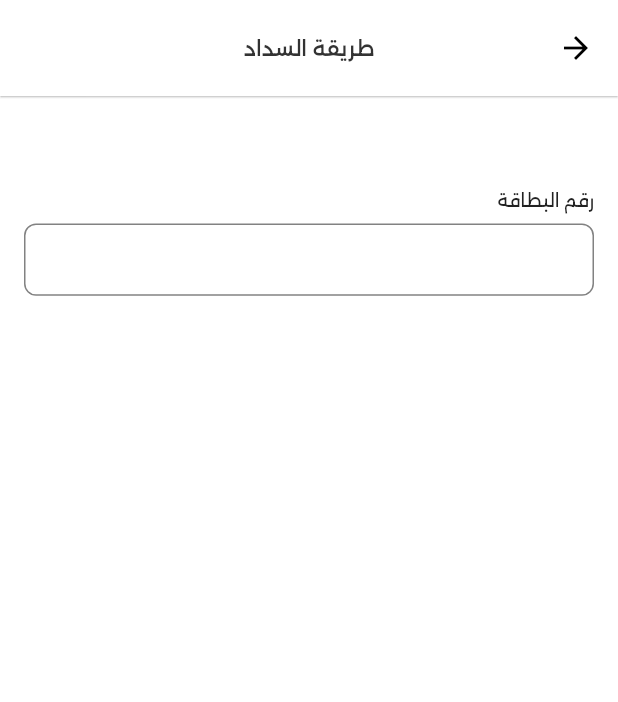
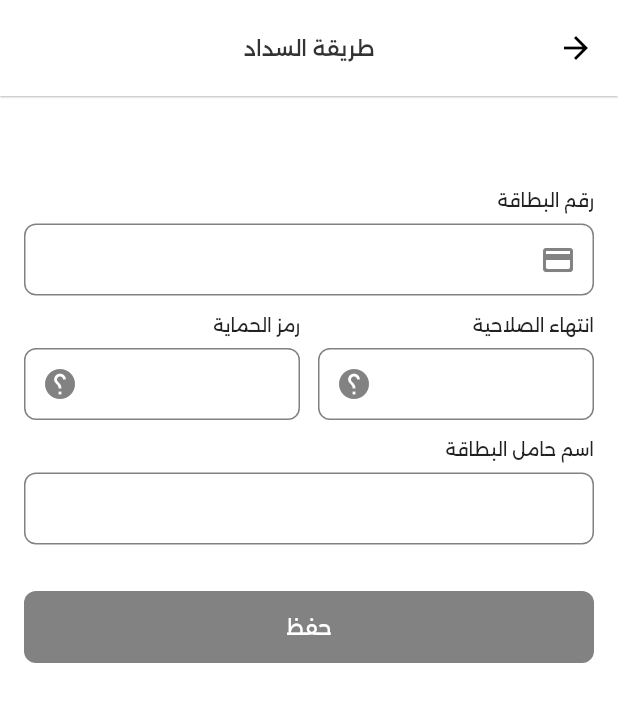
Before and after one commit to abdelstarMo66/magdsoft_task, a Flutter app: the AddCardScreen screen opened by its route, on a phone screen of 412 x 824 dp. Shown: the top 702 px of the screen. Run offline on Flutter 3.47's test engine with Material 2 defaults, Android fonts, the phone set to English and light mode, and no system bars; our stand-ins replace flutter_svg, font_awesome_flutter; network calls fail.

Commit message:
task done v1

```diff
--- a/lib/presentation/screens/widgets/add_card.dart
+++ b/lib/presentation/screens/widgets/add_card.dart
@@ -1,4 +1,5 @@
 import 'package:flutter/material.dart';
+import 'package:task/presentation/widgets/custom_button.dart';
 
 import '../../../utils/constance.dart';
 import '../../../utils/styles.dart';
@@ -21,6 +22,7 @@ class AddCardScreen extends StatelessWidget {
         ),
       ),
       body: ListView(
+        physics: const BouncingScrollPhysics(),
         padding: const EdgeInsets.symmetric(
             horizontal: defaultPadding, vertical: 31.0),
         children: [
@@ -39,6 +41,20 @@ class AddCardScreen extends StatelessWidget {
           const SizedBox(
             height: 12.0,
           ),
+          Row(
+            children: [
+              Expanded(child: CustomTextForm(controller: expireDate, inputType: TextInputType.number, label: "انتهاء الصلاحية", suffixIcon: const Icon(Icons.help_outlined,color: Color(0xFF828282),),),),
+              const SizedBox(width: 12.0,),
+              Expanded(child: CustomTextForm(controller: cnn, inputType: TextInputType.number, label: "رمز الحماية",suffixIcon: const Icon(Icons.help_outlined,color: Color(0xFF828282),),),),
+            ],
+          ),
+          const SizedBox(height: 12.0,),
+          CustomTextForm(controller: name, inputType: TextInputType.name, label: "اسم حامل البطاقة"),
+          const SizedBox(height: 31.0,),
+          const SizedBox(width: double.infinity,child: CustomButton(widget: Text(
+            'حفظ',
+            style: StyleManager.titleStyle14,
+          ), bgColor: Color(0xFF828282),),)
         ],
       ),
     );
@@ -85,12 +101,12 @@ class CustomTextForm extends StatelessWidget {
           validator: (val) {
             return null;
           },
-          keyboardType: TextInputType.number,
+          keyboardType: inputType,
           decoration: InputDecoration(
             border: border,
             focusedBorder: border,
             enabledBorder: border,
-            prefix: prefixIcon,
+            prefixIcon: prefixIcon,
             suffixIcon: suffixIcon,
             contentPadding:
                 const EdgeInsets.symmetric(horizontal: 16.0, vertical: 10.0),
```
